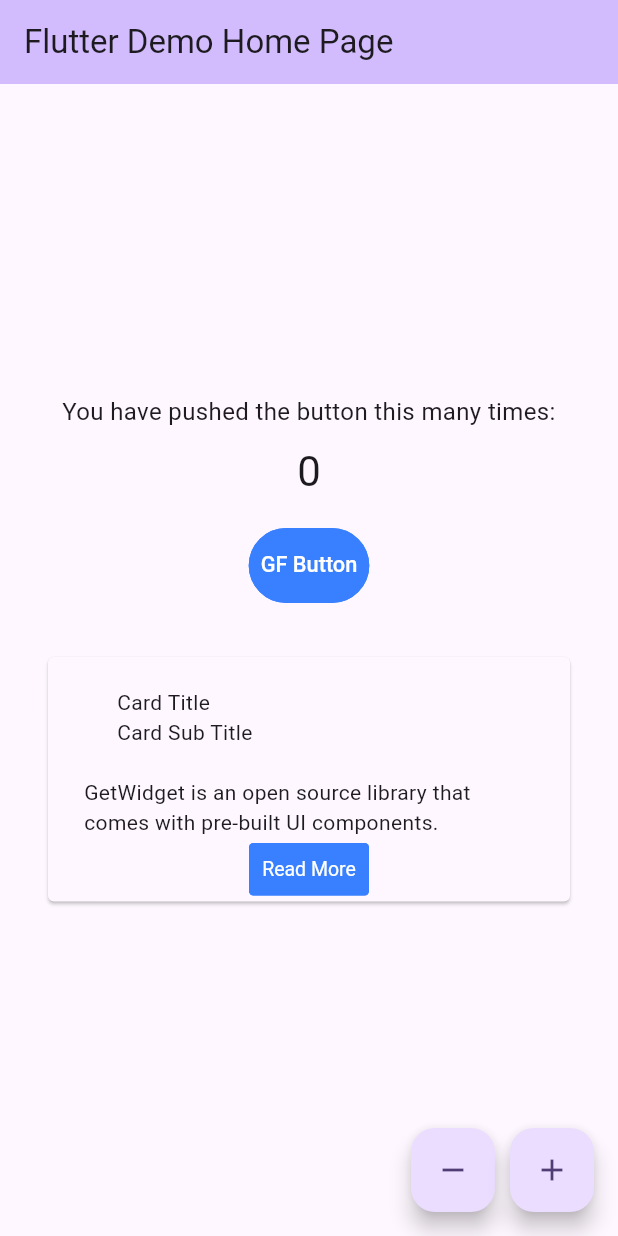
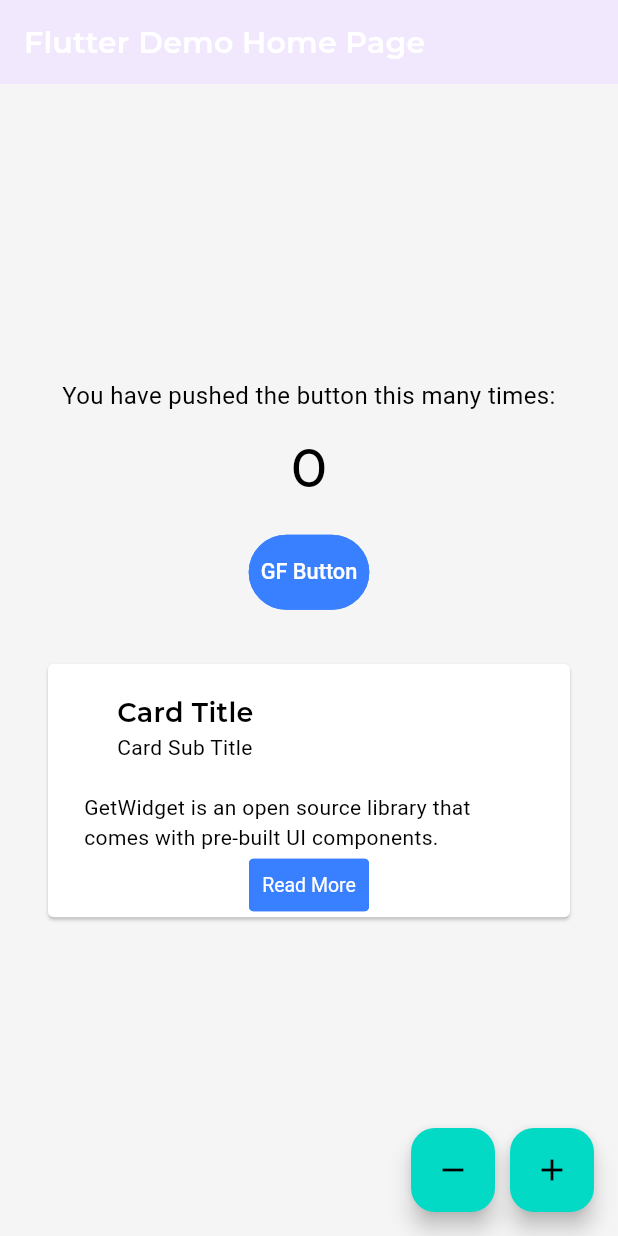
Before and after one commit to Waxmard/rinking-epp, a Flutter app: the screen it shows after launch, on a phone screen of 412 x 824 dp. Run offline on Flutter 3.47's test engine with Material 3 defaults, Android fonts, the phone set to English and light mode, and no system bars; drawn by our look-alikes of getwidget; our stand-ins replace google_fonts.

Commit message:
feat: enhance theming and typography using Google Fonts
Add Google Fonts dependency and implement custom theming in the app.
Refactor text styling across multiple UI components for consistency,
utilizing the new theme. Update dependency versions in pubspec.lock
to ensure compatibility and proper functionality. This improves
overall aesthetics and user experience by standardizing fonts
and colors throughout the application.

```diff
--- a/ui/lib/main.dart
+++ b/ui/lib/main.dart
@@ -1,7 +1,9 @@
 import 'package:flutter/material.dart';
 import 'package:getwidget/getwidget.dart';
+import 'package:google_fonts/google_fonts.dart';
 import 'package:provider/provider.dart';
 import 'providers/counter_provider.dart';
+import 'utils/app_theme.dart';
 import 'utils/responsive_helper.dart';
 
 void main() {
@@ -17,9 +19,9 @@ class MyApp extends StatelessWidget {
       create: (context) => CounterProvider(),
       child: MaterialApp(
         title: 'Flutter Demo',
-        theme: ThemeData(
-          colorScheme: ColorScheme.fromSeed(seedColor: Colors.deepPurple),
-        ),
+        theme: AppTheme.lightTheme,
+        darkTheme: AppTheme.darkTheme,
+        themeMode: ThemeMode.system, // Uses device theme settings
         home: const MyHomePage(title: 'Flutter Demo Home Page'),
       ),
     );
@@ -84,7 +86,7 @@ class _MyHomePageState extends State<MyHomePage> {
             Text(
               'You have pushed the button this many times:',
               textAlign: TextAlign.center,
-              style: TextStyle(
+              style: GoogleFonts.roboto(
                 fontSize: ResponsiveHelper.getAdaptiveFontSize(context, 16),
               ),
             ),
@@ -93,7 +95,10 @@ class _MyHomePageState extends State<MyHomePage> {
               builder: (context, counterProvider, child) {
                 return Text(
                   '${counterProvider.count}',
-                  style: Theme.of(context).textTheme.headlineMedium,
+                  style: GoogleFonts.montserrat(
+                    fontSize: ResponsiveHelper.getAdaptiveFontSize(context, 36),
+                    fontWeight: FontWeight.w500,
+                  ),
                 );
               },
             ),
@@ -108,11 +113,27 @@ class _MyHomePageState extends State<MyHomePage> {
             const SizedBox(height: 20),
             GFCard(
               boxFit: BoxFit.cover,
-              title: const GFListTile(
-                title: Text('Card Title'),
-                subTitle: Text('Card Sub Title'),
+              title: GFListTile(
+                title: Text(
+                  'Card Title',
+                  style: GoogleFonts.montserrat(
+                    fontSize: ResponsiveHelper.getAdaptiveFontSize(context, 18),
+                    fontWeight: FontWeight.w600,
+                  ),
+                ),
+                subTitle: Text(
+                  'Card Sub Title',
+                  style: GoogleFonts.roboto(
+                    fontSize: ResponsiveHelper.getAdaptiveFontSize(context, 14),
+                  ),
+                ),
               ),
-              content: const Text('GetWidget is an open source library that comes with pre-built UI components.'),
+              content: Text(
+                'GetWidget is an open source library that comes with pre-built UI components.',
+                style: GoogleFonts.roboto(
+                  fontSize: ResponsiveHelper.getAdaptiveFontSize(context, 14),
+                ),
+              ),
               buttonBar: GFButtonBar(
                 children: <Widget>[
                   GFButton(
@@ -141,7 +162,7 @@ class _MyHomePageState extends State<MyHomePage> {
               children: [
                 Text(
                   'You have pushed the button this many times:',
-                  style: TextStyle(
+                  style: GoogleFonts.roboto(
                     fontSize: ResponsiveHelper.getAdaptiveFontSize(context, 18),
                   ),
                 ),
@@ -149,8 +170,9 @@ class _MyHomePageState extends State<MyHomePage> {
                   builder: (context, counterProvider, child) {
                     return Text(
                       '${counterProvider.count}',
-                      style: Theme.of(context).textTheme.headlineMedium?.copyWith(
+                      style: GoogleFonts.montserrat(
                         fontSize: ResponsiveHelper.getAdaptiveFontSize(context, 36),
+                        fontWeight: FontWeight.w500,
                       ),
                     );
                   },
@@ -175,18 +197,24 @@ class _MyHomePageState extends State<MyHomePage> {
                 title: GFListTile(
                   title: Text(
                     'Desktop Card Title',
-                    style: TextStyle(
+                    style: GoogleFonts.montserrat(
                       fontSize: ResponsiveHelper.getAdaptiveFontSize(context, 20),
+                      fontWeight: FontWeight.w600,
                     ),
                   ),
                   subTitle: Text(
                     'Card Sub Title',
-                    style: TextStyle(
+                    style: GoogleFonts.roboto(
                       fontSize: ResponsiveHelper.getAdaptiveFontSize(context, 14),
                     ),
                   ),
                 ),
-                content: const Text('GetWidget is an open source library that comes with pre-built UI components.'),
+                content: Text(
+                  'GetWidget is an open source library that comes with pre-built UI components.',
+                  style: GoogleFonts.roboto(
+                    fontSize: ResponsiveHelper.getAdaptiveFontSize(context, 14),
+                  ),
+                ),
                 buttonBar: GFButtonBar(
                   children: <Widget>[
                     GFButton(
--- /dev/null
+++ b/ui/lib/utils/app_theme.dart
@@ -0,0 +1,228 @@
+import 'package:flutter/material.dart';
+import 'package:google_fonts/google_fonts.dart';
+
+/// A class for managing app-wide themes and styling
+class AppTheme {
+  // Primary color and its variations
+  static const Color primaryColor = Color(0xFF6200EE);
+  static const Color primaryColorLight = Color(0xFF9E67E1);
+  static const Color primaryColorDark = Color(0xFF3700B3);
+
+  // Accent/Secondary color and its variations
+  static const Color accentColor = Color(0xFF03DAC5);
+  static const Color accentColorLight = Color(0xFF66FFF0);
+  static const Color accentColorDark = Color(0xFF018786);
+
+  // Neutral colors
+  static const Color textColorPrimary = Color(0xFF212121);
+  static const Color textColorSecondary = Color(0xFF757575);
+  static const Color dividerColor = Color(0xFFBDBDBD);
+  static const Color backgroundColor = Color(0xFFF5F5F5);
+  static const Color surfaceColor = Color(0xFFFFFFFF);
+  static const Color errorColor = Color(0xFFB00020);
+
+  /// Default text theme with Google Fonts
+  static TextTheme get textTheme {
+    return TextTheme(
+      displayLarge: GoogleFonts.montserrat(
+        fontSize: 96,
+        fontWeight: FontWeight.w300,
+        letterSpacing: -1.5
+      ),
+      displayMedium: GoogleFonts.montserrat(
+        fontSize: 60,
+        fontWeight: FontWeight.w300,
+        letterSpacing: -0.5
+      ),
+      displaySmall: GoogleFonts.montserrat(
+        fontSize: 48,
+        fontWeight: FontWeight.w400,
+      ),
+      headlineMedium: GoogleFonts.montserrat(
+        fontSize: 34,
+        fontWeight: FontWeight.w400,
+        letterSpacing: 0.25
+      ),
+      headlineSmall: GoogleFonts.montserrat(
+        fontSize: 24,
+        fontWeight: FontWeight.w400,
+      ),
+      titleLarge: GoogleFonts.montserrat(
+        fontSize: 20,
+        fontWeight: FontWeight.w500,
+        letterSpacing: 0.15
+      ),
+      titleMedium: GoogleFonts.roboto(
+        fontSize: 16,
+        fontWeight: FontWeight.w400,
+        letterSpacing: 0.15
+      ),
+      titleSmall: GoogleFonts.roboto(
+        fontSize: 14,
+        fontWeight: FontWeight.w500,
+        letterSpacing: 0.1
+      ),
+      bodyLarge: GoogleFonts.roboto(
+        fontSize: 16,
+        fontWeight: FontWeight.w400,
+        letterSpacing: 0.5
+      ),
+      bodyMedium: GoogleFonts.roboto(
+        fontSize: 14,
+        fontWeight: FontWeight.w400,
+        letterSpacing: 0.25
+      ),
+      labelLarge: GoogleFonts.roboto(
+        fontSize: 14,
+        fontWeight: FontWeight.w500,
+        letterSpacing: 1.25
+      ),
+      bodySmall: GoogleFonts.roboto(
+        fontSize: 12,
+        fontWeight: FontWeight.w400,
+        letterSpacing: 0.4
+      ),
+      labelSmall: GoogleFonts.roboto(
+        fontSize: 10,
+        fontWeight: FontWeight.w400,
+        letterSpacing: 1.5
+      ),
+    );
+  }
+
+  /// Returns the light theme
+  static ThemeData get lightTheme {
+    return ThemeData(
+      primaryColor: primaryColor,
+      colorScheme: ColorScheme.light(
+        primary: primaryColor,
+        secondary: accentColor,
+        error: errorColor,
+        surface: surfaceColor,
+        background: backgroundColor,
+      ),
+      scaffoldBackgroundColor: backgroundColor,
+      textTheme: textTheme,
+      appBarTheme: AppBarTheme(
+        backgroundColor: primaryColor,
+        elevation: 4.0,
+        titleTextStyle: textTheme.titleLarge?.copyWith(
+          color: Colors.white,
+          fontWeight: FontWeight.w600
+        ),
+      ),
+      elevatedButtonTheme: ElevatedButtonThemeData(
+        style: ElevatedButton.styleFrom(
+          backgroundColor: primaryColor,
+          foregroundColor: Colors.white,
+          textStyle: textTheme.labelLarge,
+          shape: RoundedRectangleBorder(
+            borderRadius: BorderRadius.circular(8.0),
+          ),
+          padding: const EdgeInsets.symmetric(
+            horizontal: 16.0,
+            vertical: 12.0
+          ),
+        ),
+      ),
+      cardTheme: CardTheme(
+        elevation: 2.0,
+        shape: RoundedRectangleBorder(
+          borderRadius: BorderRadius.circular(12.0),
+        ),
+        margin: const EdgeInsets.all(8.0),
+      ),
+      floatingActionButtonTheme: FloatingActionButtonThemeData(
+        backgroundColor: accentColor,
+        foregroundColor: Colors.black,
+      ),
+      dividerTheme: const DividerThemeData(
+        color: dividerColor,
+        thickness: 1.0,
+        space: 1.0,
+      ),
+      inputDecorationTheme: InputDecorationTheme(
+        border: OutlineInputBorder(
+          borderRadius: BorderRadius.circular(8.0),
+          borderSide: const BorderSide(color: dividerColor),
+        ),
+        focusedBorder: OutlineInputBorder(
+          borderRadius: BorderRadius.circular(8.0),
+          borderSide: const BorderSide(color: primaryColor, width: 2.0),
+        ),
+        labelStyle: textTheme.bodyMedium?.copyWith(color: textColorSecondary),
+        hintStyle: textTheme.bodyMedium?.copyWith(color: textColorSecondary.withOpacity(0.7)),
+      ),
+    );
+  }
+
+  /// Returns the dark theme
+  static ThemeData get darkTheme {
+    return ThemeData(
+      primaryColor: primaryColorLight,
+      colorScheme: ColorScheme.dark(
+        primary: primaryColorLight,
+        secondary: accentColorLight,
+        error: errorColor,
+        surface: Colors.grey[900]!,
+        background: Colors.grey[850]!,
+      ),
+      scaffoldBackgroundColor: Colors.grey[900],
+      textTheme: textTheme.apply(
+        bodyColor: Colors.white,
+        displayColor: Colors.white,
+      ),
+      appBarTheme: AppBarTheme(
+        backgroundColor: Colors.grey[900],
+        elevation: 0.0,
+        titleTextStyle: textTheme.titleLarge?.copyWith(
+          color: Colors.white,
+          fontWeight: FontWeight.w600
+        ),
+      ),
+      elevatedButtonTheme: ElevatedButtonThemeData(
+        style: ElevatedButton.styleFrom(
+          backgroundColor: primaryColorLight,
+          foregroundColor: Colors.white,
+          textStyle: textTheme.labelLarge,
+          shape: RoundedRectangleBorder(
+            borderRadius: BorderRadius.circular(8.0),
+          ),
+          padding: const EdgeInsets.symmetric(
+            horizontal: 16.0,
+            vertical: 12.0
+          ),
+        ),
+      ),
+      cardTheme: CardTheme(
+        color: Colors.grey[800],
+        elevation: 2.0,
+        shape: RoundedRectangleBorder(
+          borderRadius: BorderRadius.circular(12.0),
+        ),
+        margin: const EdgeInsets.all(8.0),
+      ),
+      floatingActionButtonTheme: FloatingActionButtonThemeData(
+        backgroundColor: accentColorLight,
+        foregroundColor: Colors.black,
+      ),
+      dividerTheme: DividerThemeData(
+        color: Colors.grey[700]!,
+        thickness: 1.0,
+        space: 1.0,
+      ),
+      inputDecorationTheme: InputDecorationTheme(
+        border: OutlineInputBorder(
+          borderRadius: BorderRadius.circular(8.0),
+          borderSide: BorderSide(color: Colors.grey[700]!),
+        ),
+        focusedBorder: OutlineInputBorder(
+          borderRadius: BorderRadius.circular(8.0),
+          borderSide: BorderSide(color: primaryColorLight, width: 2.0),
+        ),
+        labelStyle: textTheme.bodyMedium?.copyWith(color: Colors.grey[400]),
+        hintStyle: textTheme.bodyMedium?.copyWith(color: Colors.grey[500]),
+      ),
+    );
+  }
+}
--- a/ui/pubspec.yaml
+++ b/ui/pubspec.yaml
@@ -36,6 +36,7 @@ dependencies:
   cupertino_icons: ^1.0.8
   getwidget: ^6.0.0
   provider: ^6.1.1
+  google_fonts: ^6.1.0
 
 dev_dependencies:
   flutter_test:
```
Also changed, not shown: ui/pubspec.lock, 7 other files.
